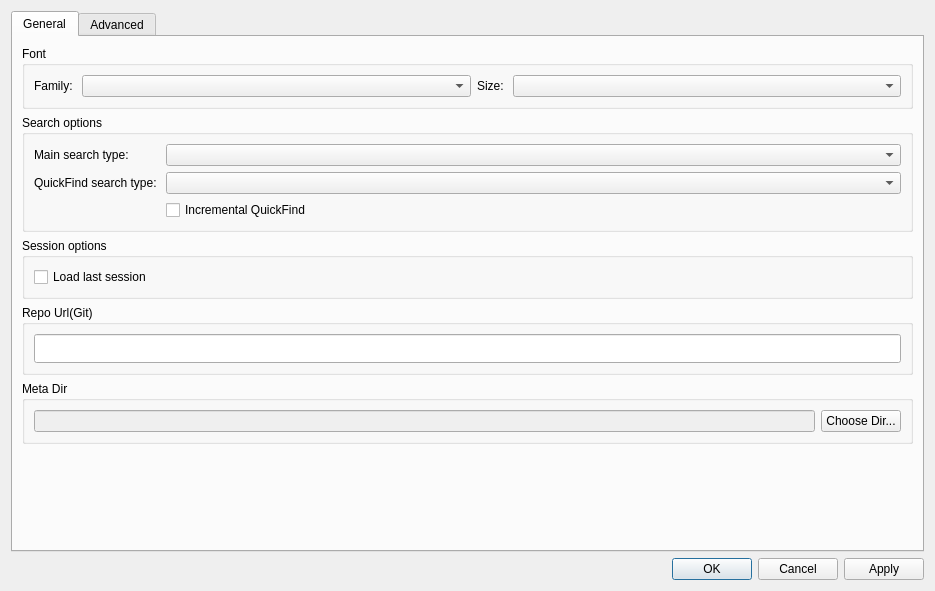
Before: the Qt Designer form src/optionsdialog.ui in Mrxiang-Plus/darkglogg, drawn with Qt 5.
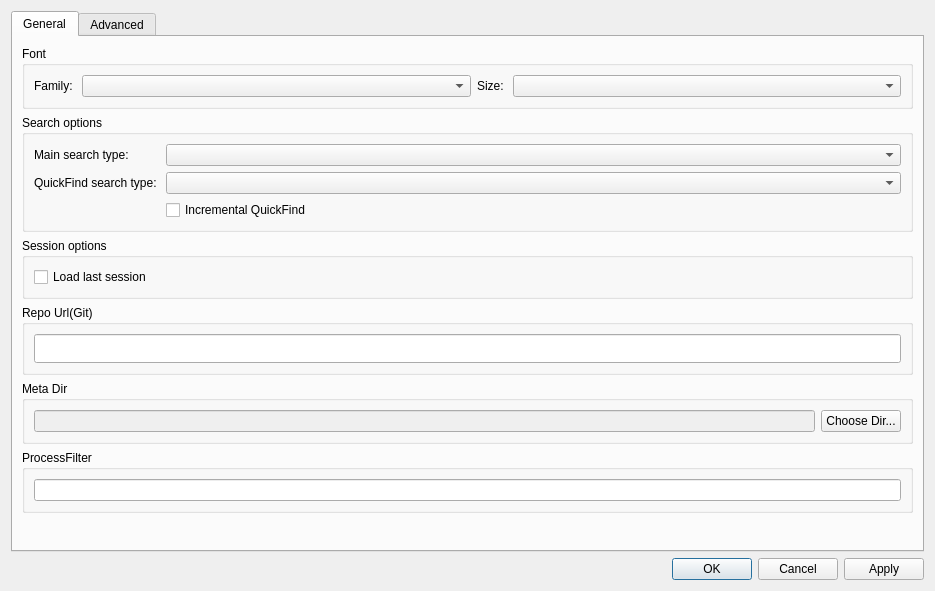
After: the same form once the commit is applied.

Commit message: add process filter setting.

```diff
--- a/src/optionsdialog.ui
+++ b/src/optionsdialog.ui
@@ -231,6 +231,18 @@
          </layout>
         </widget>
        </item>
+       <item>
+        <widget class="QGroupBox" name="ProcessFilter">
+         <property name="title">
+          <string>ProcessFilter</string>
+         </property>
+         <layout class="QVBoxLayout" name="verticalLayout_7">
+          <item>
+           <widget class="QLineEdit" name="processFilterEdit"/>
+          </item>
+         </layout>
+        </widget>
+       </item>
        <item>
         <spacer name="verticalSpacer">
          <property name="orientation">
```
The commit also changes 5 other files.
